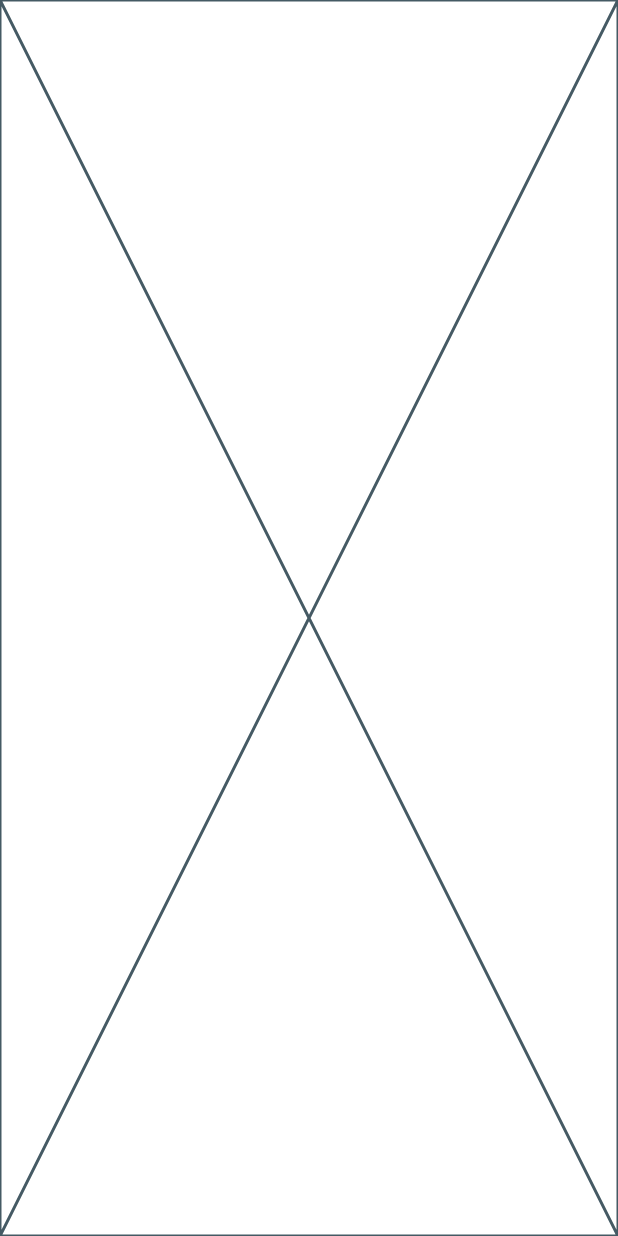
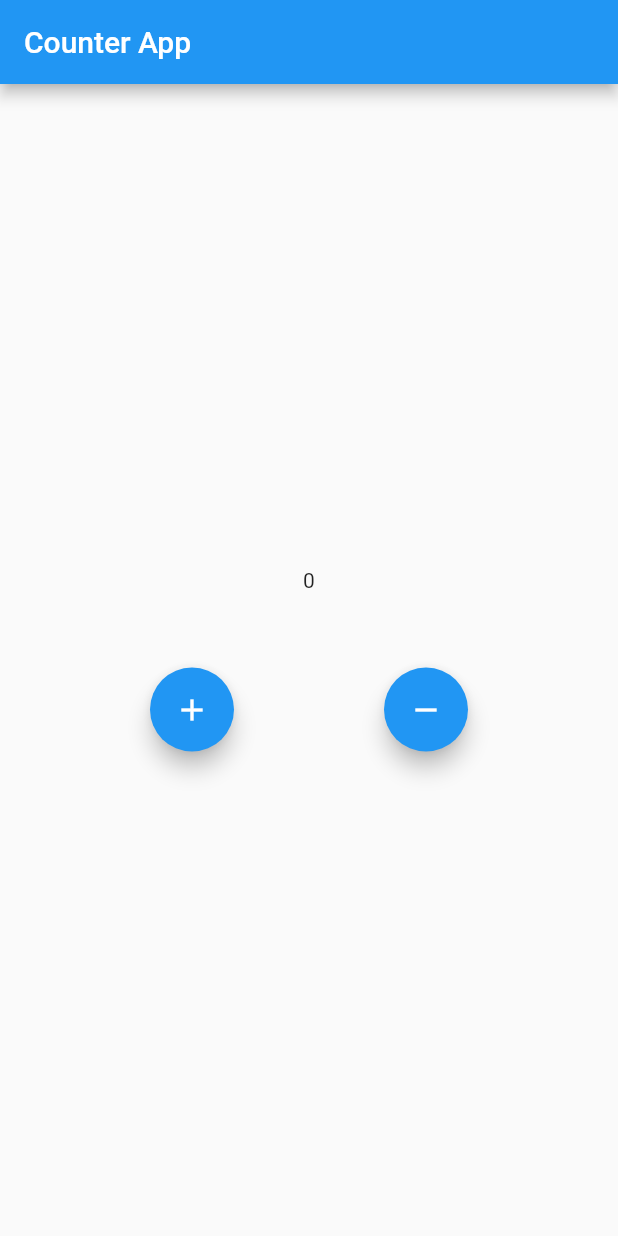
Before and after one commit to mutarek/bloc_rest, a Flutter app: the screen it shows after launch, on a phone screen of 412 x 824 dp. Run offline on Flutter 3.47's test engine with Material 2 defaults, Android fonts, the phone set to English and light mode, and no system bars; our stand-ins replace flutter_bloc.

Commit message:
counter bloc implemented

```diff
--- a/lib/logic/counter_bloc/counter_bloc.dart
+++ b/lib/logic/counter_bloc/counter_bloc.dart
@@ -0,0 +1,14 @@
+import 'package:bloc_rest/logic/counter_bloc/counter_state.dart';
+import 'package:flutter_bloc/flutter_bloc.dart';
+import 'counter_event.dart';
+
+class CounterBloc extends Bloc<CounterEvent, CounterState> {
+  CounterBloc() : super(InitializedCounterState()) {
+    on<CounterIncrementEvent>((event, emit) {
+      emit(CounterIncrementState(state.counter + 1));
+    });
+    on<CounterDecrementEvent>((event, emit) {
+      emit(CounterDecrementState(state.counter - 1));
+    });
+  }
+}
--- a/lib/logic/counter_bloc/counter_event.dart
+++ b/lib/logic/counter_bloc/counter_event.dart
@@ -0,0 +1,9 @@
+class CounterEvent{
+
+}
+class CounterIncrementEvent extends CounterEvent{
+
+}
+class CounterDecrementEvent extends CounterEvent{
+
+}
--- a/lib/logic/counter_bloc/counter_state.dart
+++ b/lib/logic/counter_bloc/counter_state.dart
@@ -0,0 +1,17 @@
+class CounterState {
+  int counter = 0;
+
+  CounterState({required this.counter});
+}
+
+class InitializedCounterState extends CounterState {
+  InitializedCounterState() : super(counter: 0);
+}
+
+class CounterIncrementState extends CounterState {
+  CounterIncrementState(int increment) : super(counter: increment);
+}
+
+class CounterDecrementState extends CounterState {
+  CounterDecrementState(int decrement) : super(counter: decrement);
+}
--- a/lib/main.dart
+++ b/lib/main.dart
@@ -1,4 +1,7 @@
+import 'package:bloc_rest/logic/counter_bloc/counter_bloc.dart';
+import 'package:bloc_rest/screen/counter_screen.dart';
 import 'package:flutter/material.dart';
+import 'package:flutter_bloc/flutter_bloc.dart';
 
 void main() {
   runApp(const MyApp());
@@ -7,24 +10,12 @@ void main() {
 class MyApp extends StatelessWidget {
   const MyApp({super.key});
 
-  // This widget is the root of your application.
   @override
   Widget build(BuildContext context) {
-    return MaterialApp(
-      title: 'Flutter Demo',
-      theme: ThemeData(
-        primarySwatch: Colors.blue,
-      ),
-      home:  MyHomePage(),
-    );
+    return BlocProvider<CounterBloc>(
+        create: (context) => CounterBloc(),
+        child: MaterialApp(
+          home: CounterScreen(),
+        ));
   }
 }
-
-class MyHomePage extends StatelessWidget {
-  const MyHomePage({Key? key}) : super(key: key);
-
-  @override
-  Widget build(BuildContext context) {
-    return const Placeholder();
-  }
-}
--- /dev/null
+++ b/lib/screen/counter_screen.dart
@@ -0,0 +1,44 @@
+import 'package:bloc_rest/logic/counter_bloc/counter_bloc.dart';
+import 'package:bloc_rest/logic/counter_bloc/counter_event.dart';
+import 'package:bloc_rest/logic/counter_bloc/counter_state.dart';
+import 'package:flutter/material.dart';
+import 'package:flutter_bloc/flutter_bloc.dart';
+
+class CounterScreen extends StatelessWidget {
+  const CounterScreen({Key? key}) : super(key: key);
+
+  @override
+  Widget build(BuildContext context) {
+    return Scaffold(
+      appBar: AppBar(
+        title: const Text("Counter App"),
+      ),
+      body: Column(
+        mainAxisAlignment: MainAxisAlignment.center,
+        children: [
+          BlocBuilder<CounterBloc, CounterState>(builder: (context, state) {
+            return Text(state.counter.toString());
+          }),
+          const SizedBox(height: 50),
+          Row(
+            mainAxisAlignment: MainAxisAlignment.spaceEvenly,
+            children: [
+              FloatingActionButton(
+                onPressed: () {
+                  context.read<CounterBloc>().add(CounterIncrementEvent());
+                },
+                child: const Icon(Icons.add),
+              ),
+              FloatingActionButton(
+                onPressed: () {
+                  context.read<CounterBloc>().add(CounterDecrementEvent());
+                },
+                child: const Icon(Icons.remove),
+              )
+            ],
+          )
+        ],
+      ),
+    );
+  }
+}
--- a/pubspec.yaml
+++ b/pubspec.yaml
@@ -37,6 +37,7 @@ dependencies:
   # Use with the CupertinoIcons class for iOS style icons.
   cupertino_icons: ^1.0.2
   flutter_bloc: ^8.1.2
+  awesome_snackbar_content: ^0.1.2
 
 dev_dependencies:
   flutter_test:
```
Also changed, not shown: pubspec.lock.
